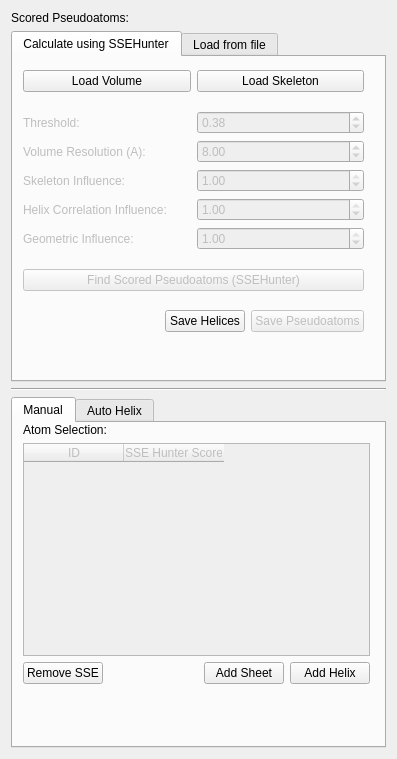
Before: the Qt Designer form bin/ToolkitGui/ui/ui_dialog_volume_sse_builder.ui in GorgonCryoEM/Gorgon, drawn with Qt 5.
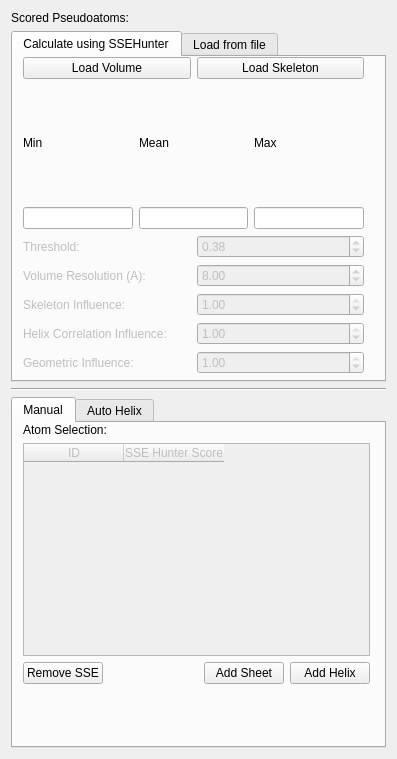
After: the same form once the commit is applied.

```diff
--- a/bin/ToolkitGui/ui/ui_dialog_volume_sse_builder.ui
+++ b/bin/ToolkitGui/ui/ui_dialog_volume_sse_builder.ui
@@ -48,7 +48,7 @@
          <x>10</x>
          <y>0</y>
          <width>341</width>
-         <height>291</height>
+         <height>373</height>
         </rect>
        </property>
        <layout class="QVBoxLayout" name="verticalLayout_4">
@@ -70,8 +70,98 @@
           </item>
          </layout>
         </item>
+        <item>
+         <layout class="QHBoxLayout" name="horizontalLayout_7">
+          <item>
+           <widget class="QLabel" name="label_Min">
+            <property name="text">
+             <string>Min</string>
+            </property>
+           </widget>
+          </item>
+          <item>
+           <widget class="QLabel" name="label_Mean">
+            <property name="text">
+             <string>Mean</string>
+            </property>
+           </widget>
+          </item>
+          <item>
+           <widget class="QLabel" name="label_Max">
+            <property name="text">
+             <string>Max</string>
+            </property>
+           </widget>
+          </item>
+         </layout>
+        </item>
+        <item>
+         <layout class="QHBoxLayout" name="horizontalLayout_6">
+          <item>
+           <widget class="QLineEdit" name="lineEditMin"/>
+          </item>
+          <item>
+           <widget class="QLineEdit" name="lineEditMean"/>
+          </item>
+          <item>
+           <widget class="QLineEdit" name="lineEditMax"/>
+          </item>
+         </layout>
+        </item>
         <item>
          <layout class="QGridLayout" name="gridLayout">
+          <item row="3" column="0">
+           <widget class="QLabel" name="labelSkeletonScore">
+            <property name="enabled">
+             <bool>false</bool>
+            </property>
+            <property name="text">
+             <string>Skeleton Influence:</string>
+            </property>
+           </widget>
+          </item>
+          <item row="4" column="1">
+           <widget class="QDoubleSpinBox" name="doubleSpinBoxCorrelation">
+            <property name="enabled">
+             <bool>false</bool>
+            </property>
+            <property name="maximum">
+             <double>1.000000000000000</double>
+            </property>
+            <property name="singleStep">
+             <double>0.100000000000000</double>
+            </property>
+            <property name="value">
+             <double>1.000000000000000</double>
+            </property>
+           </widget>
+          </item>
+          <item row="3" column="1">
+           <widget class="QDoubleSpinBox" name="doubleSpinBoxSkeleton">
+            <property name="enabled">
+             <bool>false</bool>
+            </property>
+            <property name="maximum">
+             <double>1.000000000000000</double>
+            </property>
+            <property name="singleStep">
+             <double>0.100000000000000</double>
+            </property>
+            <property name="value">
+             <double>1.000000000000000</double>
+            </property>
+           </widget>
+          </item>
+          <item row="5" column="0">
+           <widget class="QLabel" name="labelGeometricScore">
+            <property name="enabled">
+             <bool>false</bool>
+            </property>
+            <property name="text">
+             <string>Geometric Influence:</string>
+            </property>
+           </widget>
+          </item>
           <item row="0" column="0">
            <widget class="QLabel" name="labelThreshold">
             <property name="enabled">
@@ -82,36 +172,7 @@
             </property>
            </widget>
           </item>
-          <item row="0" column="1">
-           <widget class="QDoubleSpinBox" name="doubleSpinBoxThreshold">
-            <property name="enabled">
-             <bool>false</bool>
-            </property>
-            <property name="minimum">
-             <double>-100.000000000000000</double>
-            </property>
-            <property name="maximum">
-             <double>100.000000000000000</double>
-            </property>
-            <property name="singleStep">
-             <double>0.100000000000000</double>
-            </property>
-            <property name="value">
-             <double>0.380000000000000</double>
-            </property>
-           </widget>
-          </item>
-          <item row="1" column="0">
-           <widget class="QLabel" name="labelVolumeResolution">
-            <property name="enabled">
-             <bool>false</bool>
-            </property>
-            <property name="text">
-             <string>Volume Resolution (A):</string>
-            </property>
-           </widget>
-          </item>
-          <item row="1" column="1">
+          <item row="2" column="1">
            <widget class="QDoubleSpinBox" name="doubleSpinBoxResolution">
             <property name="enabled">
              <bool>false</bool>
@@ -127,33 +188,7 @@
             </property>
            </widget>
           </item>
-          <item row="2" column="0">
-           <widget class="QLabel" name="labelSkeletonScore">
-            <property name="enabled">
-             <bool>false</bool>
-            </property>
-            <property name="text">
-             <string>Skeleton Influence:</string>
-            </property>
-           </widget>
-          </item>
-          <item row="2" column="1">
-           <widget class="QDoubleSpinBox" name="doubleSpinBoxSkeleton">
-            <property name="enabled">
-             <bool>false</bool>
-            </property>
-            <property name="maximum">
-             <double>1.000000000000000</double>
-            </property>
-            <property name="singleStep">
-             <double>0.100000000000000</double>
-            </property>
-            <property name="value">
-             <double>1.000000000000000</double>
-            </property>
-           </widget>
-          </item>
-          <item row="3" column="0">
+          <item row="4" column="0">
            <widget class="QLabel" name="labelCrossCorrelationScore">
             <property name="enabled">
              <bool>false</bool>
@@ -163,33 +198,7 @@
             </property>
            </widget>
           </item>
-          <item row="3" column="1">
-           <widget class="QDoubleSpinBox" name="doubleSpinBoxCorrelation">
-            <property name="enabled">
-             <bool>false</bool>
-            </property>
-            <property name="maximum">
-             <double>1.000000000000000</double>
-            </property>
-            <property name="singleStep">
-             <double>0.100000000000000</double>
-            </property>
-            <property name="value">
-             <double>1.000000000000000</double>
-            </property>
-           </widget>
-          </item>
-          <item row="4" column="0">
-           <widget class="QLabel" name="labelGeometricScore">
-            <property name="enabled">
-             <bool>false</bool>
-            </property>
-            <property name="text">
-             <string>Geometric Influence:</string>
-            </property>
-           </widget>
-          </item>
-          <item row="4" column="1">
+          <item row="5" column="1">
            <widget class="QDoubleSpinBox" name="doubleSpinBoxGeometry">
             <property name="enabled">
              <bool>false</bool>
@@ -205,6 +214,35 @@
             </property>
            </widget>
           </item>
+          <item row="2" column="0">
+           <widget class="QLabel" name="labelVolumeResolution">
+            <property name="enabled">
+             <bool>false</bool>
+            </property>
+            <property name="text">
+             <string>Volume Resolution (A):</string>
+            </property>
+           </widget>
+          </item>
+          <item row="0" column="1">
+           <widget class="QDoubleSpinBox" name="doubleSpinBoxThreshold">
+            <property name="enabled">
+             <bool>false</bool>
+            </property>
+            <property name="minimum">
+             <double>-100.000000000000000</double>
+            </property>
+            <property name="maximum">
+             <double>100.000000000000000</double>
+            </property>
+            <property name="singleStep">
+             <double>0.100000000000000</double>
+            </property>
+            <property name="value">
+             <double>0.380000000000000</double>
+            </property>
+           </widget>
+          </item>
          </layout>
         </item>
         <item>
```
